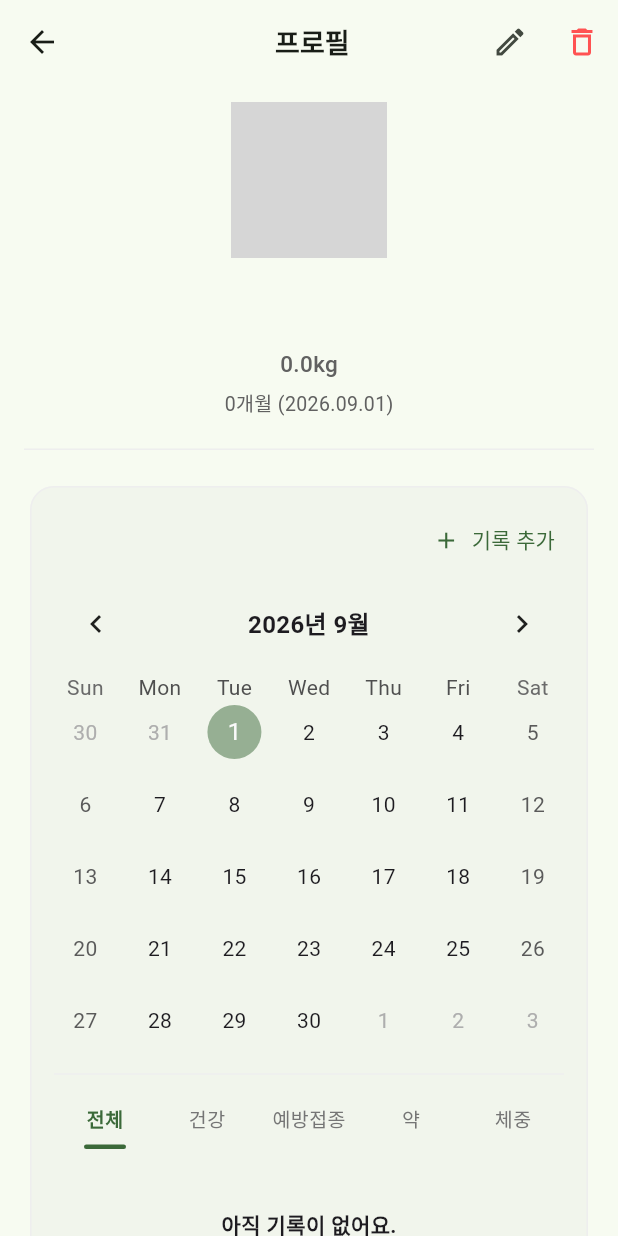
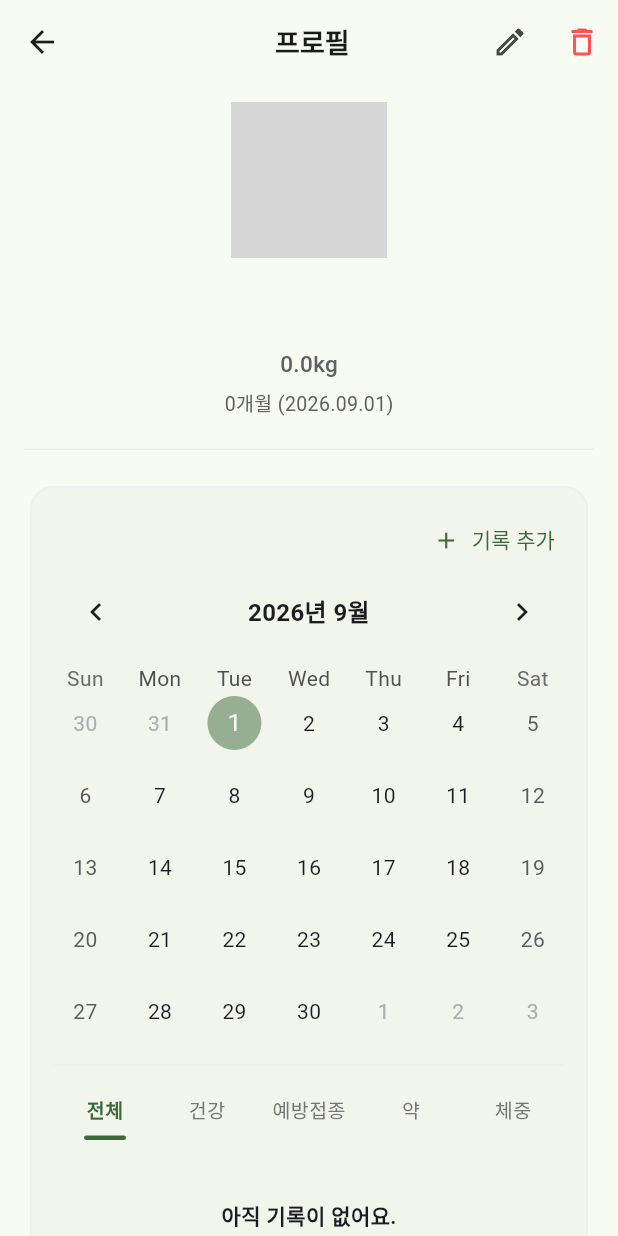
Before and after one commit to byeon-ji-young/pet_care_manager_mobile, a Flutter app: the PetDetailScreen screen opened directly with empty values, on a phone screen of 412 x 824 dp. Run offline on Flutter 3.47's test engine with Material 3 defaults, Android fonts, the light colour scheme and no system bars; drawn by our look-alikes of table_calendar; our stand-ins replace fl_chart, flutter_local_notifications, google_fonts, image_picker, sqflite, timezone; accounts and stored records are empty; Roboto replaces fonts that are missing (Jua); grey boxes are pictures that could not be loaded.

Commit message:
refactor: 건강 기록 캘린더 여백 조정

```diff
--- a/lib/screens/pet_detail_screen.dart
+++ b/lib/screens/pet_detail_screen.dart
@@ -1185,6 +1185,8 @@ class _PetDetailScreenState extends State<PetDetailScreen> {
                         lastDay: DateTime(2100),
                         rowHeight: 48, // // 캘린더 전체 비율 및 높이 조절
                         headerStyle: HeaderStyle(
+                          // 헤더 위/아래 여백 조절
+                          headerPadding: const EdgeInsets.only(bottom: 10),
                           formatButtonVisible:
                               false, // 달력 헤더에 있는 Format 버튼을 숨기기
                           titleCentered: true,
```
